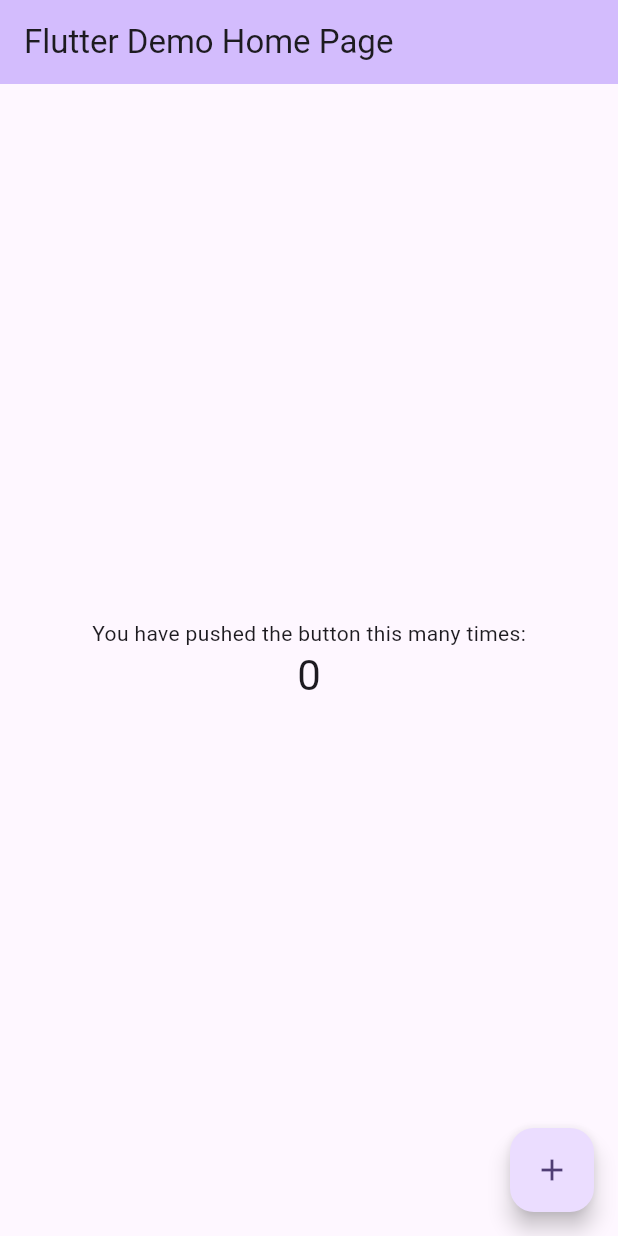
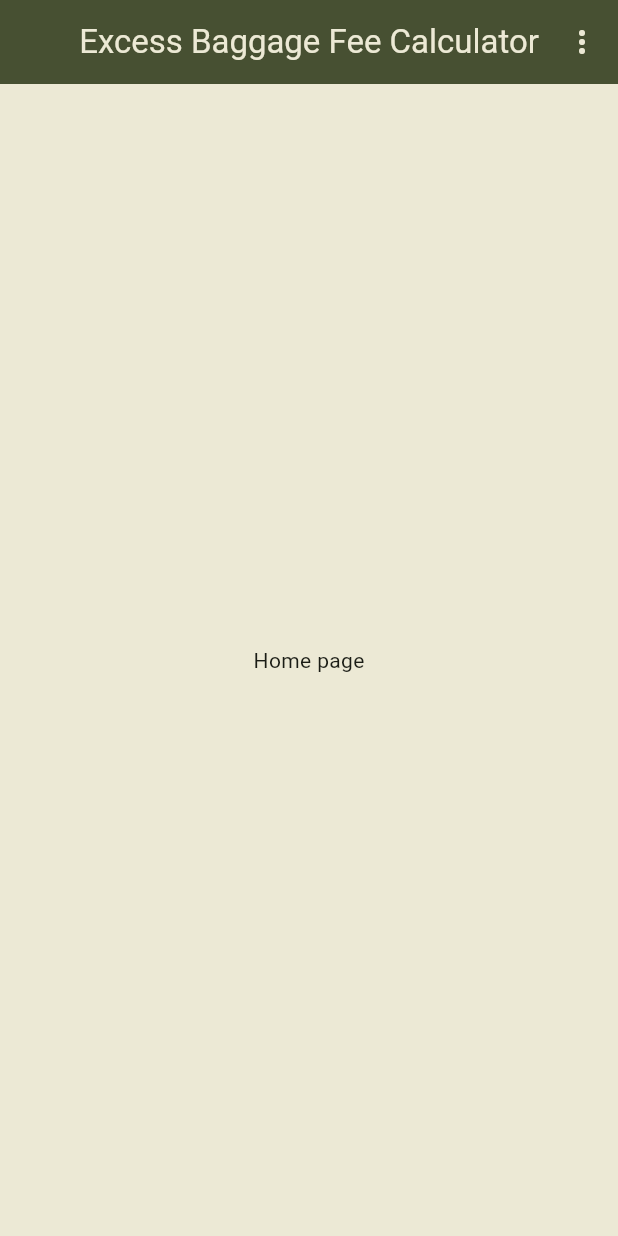
Before and after one commit to njmisyfq/Excess-Baggage-Fee-For-Air-Travel., a Flutter app: the screen it shows after launch, on a phone screen of 412 x 824 dp. Run offline on Flutter 3.47's test engine with Material 3 defaults, Android fonts, the phone set to English and light mode, and no system bars.

Commit message:
Excess Baggage Fee For Air Travel Calculator v0.1

```diff
--- a/lib/main.dart
+++ b/lib/main.dart
@@ -1,122 +1,89 @@
 import 'package:flutter/material.dart';
 
-void main() {
-  runApp(const MyApp());
+void main() => runApp(const BaggageApp());
+
+class AppColors {
+  static const cream = Color(0xFFECE9D5);
+  static const olive = Color(0xFF667547);
+  static const dark = Color(0xFF475032);
+  static const sage = Color(0xFF9AA384);
 }
 
-class MyApp extends StatelessWidget {
-  const MyApp({super.key});
+class BaggageApp extends StatelessWidget {
+  const BaggageApp({super.key});
 
-  // This widget is the root of your application.
   @override
   Widget build(BuildContext context) {
     return MaterialApp(
-      title: 'Flutter Demo',
+      title: 'Excess Baggage Fee Calculator',
+      debugShowCheckedModeBanner: false,
+
       theme: ThemeData(
-        // This is the theme of your application.
-        //
-        // TRY THIS: Try running your application with "flutter run". You'll see
-        // the application has a purple toolbar. Then, without quitting the app,
-        // try changing the seedColor in the colorScheme below to Colors.green
-        // and then invoke "hot reload" (save your changes or press the "hot
-        // reload" button in a Flutter-supported IDE, or press "r" if you used
-        // the command line to start the app).
-        //
-        // Notice that the counter didn't reset back to zero; the application
-        // state is not lost during the reload. To reset the state, use hot
-        // restart instead.
-        //
-        // This works for code too, not just values: Most code changes can be
-        // tested with just a hot reload.
-        colorScheme: .fromSeed(seedColor: Colors.deepPurple),
+        colorSchemeSeed: AppColors.olive,
+        scaffoldBackgroundColor: AppColors.cream,
+        appBarTheme: const AppBarTheme(
+          backgroundColor: AppColors.dark,
+          foregroundColor: AppColors.cream,
+          centerTitle: true,
+        ),
       ),
-      home: const MyHomePage(title: 'Flutter Demo Home Page'),
+
+      home: const HomePage(),
     );
   }
 }
 
-class MyHomePage extends StatefulWidget {
-  const MyHomePage({super.key, required this.title});
-
-  // This widget is the home page of your application. It is stateful, meaning
-  // that it has a State object (defined below) that contains fields that affect
-  // how it looks.
-
-  // This class is the configuration for the state. It holds the values (in this
-  // case the title) provided by the parent (in this case the App widget) and
-  // used by the build method of the State. Fields in a Widget subclass are
-  // always marked "final".
-
-  final String title;
+class HomePage extends StatefulWidget {
+  const HomePage({super.key});
 
   @override
-  State<MyHomePage> createState() => _MyHomePageState();
+  State<HomePage> createState() => _HomePageState();
 }
 
-class _MyHomePageState extends State<MyHomePage> {
-  int _counter = 0;
+class _HomePageState extends State<HomePage> {
+  int _index = 0;
 
-  void _incrementCounter() {
-    setState(() {
-      // This call to setState tells the Flutter framework that something has
-      // changed in this State, which causes it to rerun the build method below
-      // so that the display can reflect the updated values. If we changed
-      // _counter without calling setState(), then the build method would not be
-      // called again, and so nothing would appear to happen.
-      _counter++;
-    });
-  }
+  final _pages = const [
+    Center(child: Text('Home page')),
+    Center(child: Text('About page')),
+  ];
 
   @override
   Widget build(BuildContext context) {
-    // This method is rerun every time setState is called, for instance as done
-    // by the _incrementCounter method above.
-    //
-    // The Flutter framework has been optimized to make rerunning build methods
-    // fast, so that you can just rebuild anything that needs updating rather
-    // than having to individually change instances of widgets.
     return Scaffold(
       appBar: AppBar(
-        // TRY THIS: Try changing the color here to a specific color (to
-        // Colors.amber, perhaps?) and trigger a hot reload to see the AppBar
-        // change color while the other colors stay the same.
-        backgroundColor: Theme.of(context).colorScheme.inversePrimary,
-        // Here we take the value from the MyHomePage object that was created by
-        // the App.build method, and use it to set our appbar title.
-        title: Text(widget.title),
+        title: const Text('Excess Baggage Fee Calculator'),
+        actions: [
+          PopupMenuButton<int>(
+            tooltip: 'Menu',
+            color: AppColors.cream,
+            onSelected: (value) => setState(() => _index = value),
+            itemBuilder: (context) => const [
+              PopupMenuItem(
+                value: 0,
+                child: Row(
+                  children: [
+                    Icon(Icons.home, color: AppColors.dark),
+                    SizedBox(width: 8),
+                    Text('Home', style: TextStyle(color: AppColors.dark)),
+                  ],
+                ),
+              ),
+              PopupMenuItem(
+                value: 1,
+                child: Row(
+                  children: [
+                    Icon(Icons.info, color: AppColors.dark),
+                    SizedBox(width: 8),
+                    Text('About', style: TextStyle(color: AppColors.dark)),
+                  ],
+                ),
+              ),
+            ],
+          ),
+        ],
       ),
-      body: Center(
-        // Center is a layout widget. It takes a single child and positions it
-        // in the middle of the parent.
-        child: Column(
-          // Column is also a layout widget. It takes a list of children and
-          // arranges them vertically. By default, it sizes itself to fit its
-          // children horizontally, and tries to be as tall as its parent.
-          //
-          // Column has various properties to control how it sizes itself and
-          // how it positions its children. Here we use mainAxisAlignment to
-          // center the children vertically; the main axis here is the vertical
-          // axis because Columns are vertical (the cross axis would be
-          // horizontal).
-          //
-          // TRY THIS: Invoke "debug painting" (choose the "Toggle Debug Paint"
-          // action in the IDE, or press "p" in the console), to see the
-          // wireframe for each widget.
-          mainAxisAlignment: .center,
-          children: [
-            const Text('You have pushed the button this many times:'),
-            Text(
-              '$_counter',
-              style: Theme.of(context).textTheme.headlineMedium,
-            ),
-          ],
-        ),
-      ),
-      floatingActionButton: FloatingActionButton(
-        onPressed: _incrementCounter,
-        tooltip: 'Increment',
-        child: const Icon(Icons.add),
-      ),
+      body: _pages[_index],
     );
   }
 }
```
Also changed, not shown: 1 other file.
